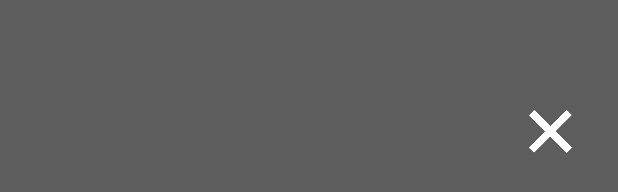
After one commit to Silverbaq/RadioNula, an Android app: the layout remove_favorit.xml on its own in the app's theme, with its tools: preview values and no code run, on a phone screen of 412 x 824 dp. The commit adds this screen. Shown: the part 486-678 px from the top of the screen. Run offline under Robolectric (Android 15) with nearby library versions, the phone set to English and light mode, and no system bars.

Commit message:
starting to take form

```diff
--- a/app/src/main/java/com/radionula/radionula/MyApp.java
+++ b/app/src/main/java/com/radionula/radionula/MyApp.java
@@ -68,7 +68,7 @@ public class MyApp extends Application {
     }
 
     public static List<NulaTrack> LoadUserFavorites(Context context){
-        SharedPreferences mPrefs = context.getSharedPreferences("Nula",MODE_PRIVATE);
+        SharedPreferences mPrefs = context.getSharedPreferences("Nula", MODE_PRIVATE);
 
         Gson gson = new Gson();
         String json = mPrefs.getString("favorites", "");
@@ -77,4 +77,7 @@ public class MyApp extends Application {
     }
 
 
+    public static void RemoveFavorit(NulaTrack item) {
+        _favorites.remove(item);
+    }
 }
--- /dev/null
+++ b/app/src/main/res/layout/remove_favorit.xml
@@ -0,0 +1,17 @@
+<?xml version="1.0" encoding="utf-8"?>
+<RelativeLayout xmlns:android="http://schemas.android.com/apk/res/android"
+    android:layout_width="match_parent"
+    android:layout_height="match_parent"
+    android:background="@color/adapterFavoriteBackground">
+
+
+    <ImageView
+        android:id="@+id/ivRemoveFavorit"
+        android:layout_width="30dp"
+        android:layout_height="30dp"
+        android:layout_marginRight="30dp"
+        android:src="@drawable/ico_delete"
+        android:layout_centerVertical="true"
+        android:layout_alignParentRight="true"
+        android:layout_alignParentEnd="true" />
+</RelativeLayout>
```
Also changed, not shown: app/src/main/java/com/radionula/fragments/FavoritsFragment.java (+14 -5 lines), app/src/main/java/com/radionula/fragments/PlayerFragment.java (+20 -2 lines), app/src/main/java/com/radionula/radionula/PlaylistAdapter.java (+40 -3 lines), app/src/main/res/layout/fragment_favorits.xml (+20 -8 lines), app/src/main/res/layout/list_header.xml (added, +19 -0 lines).
